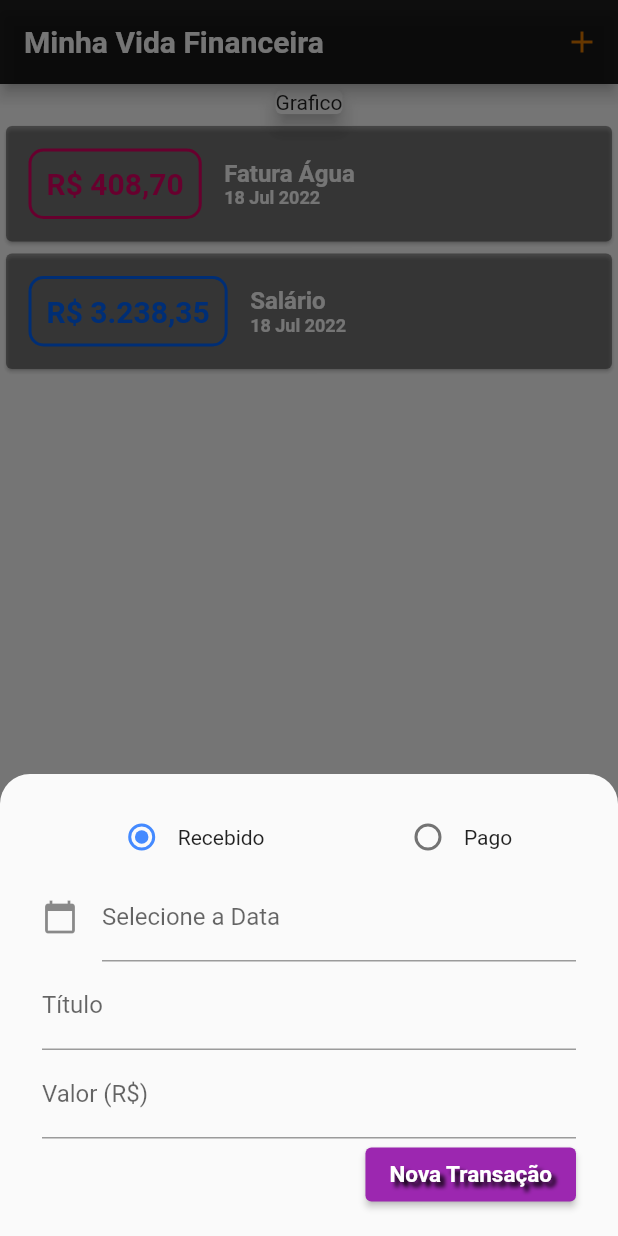
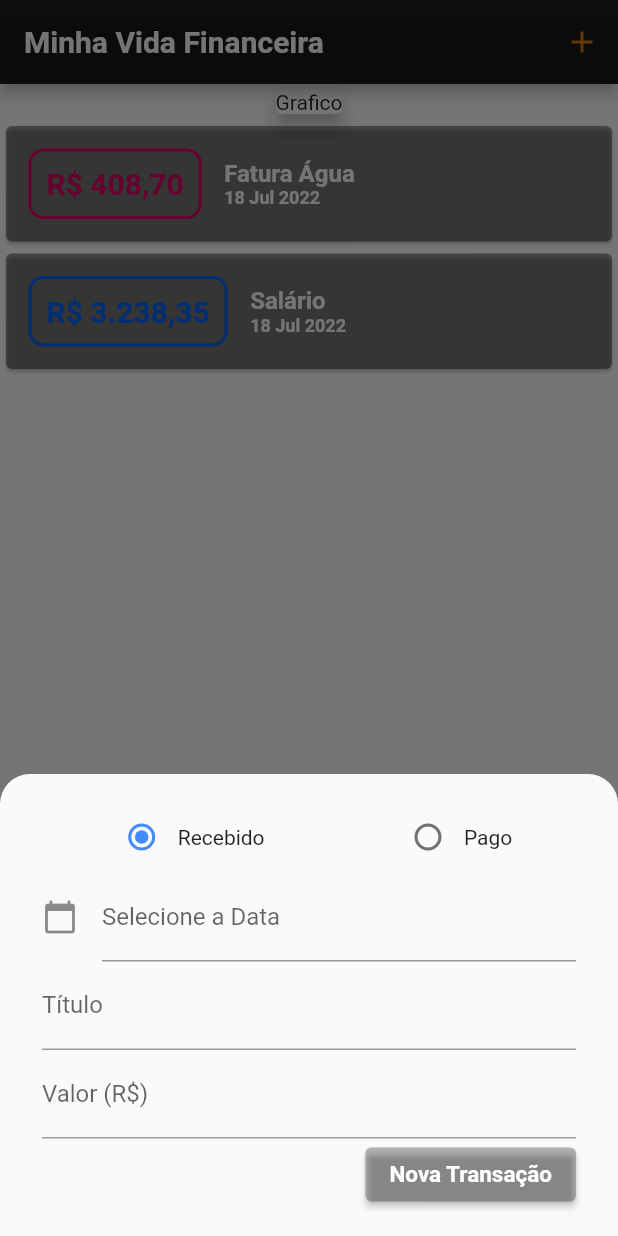
Before and after one commit to diegobagio/appvidafinanceira, a Flutter app: the screen it shows after launch, after a tap on the "add" icon, on a phone screen of 412 x 824 dp. Run offline on Flutter 3.47's test engine with Material 2 defaults, Android fonts, the phone set to English and light mode, and no system bars.

Commit message:
Ajustes no formulario

```diff
--- a/lib/components/transaction_form.dart
+++ b/lib/components/transaction_form.dart
@@ -116,18 +116,19 @@ class _TransactionFormState extends State<TransactionForm> {
                   onPressed: _submitForm,
                   style: ButtonStyle(
                       backgroundColor:
-                          MaterialStateProperty.all<Color>(Colors.purple)),
+                          MaterialStateProperty.all<Color>(Colors.black26)),
                   child: Text(
                     'Nova Transação',
                     style: TextStyle(
                         fontWeight: FontWeight.bold,
                         fontSize: 15,
-                        shadows: [
-                          Shadow(
-                              offset: Offset(3.0, 3.0),
-                              blurRadius: 3.0,
-                              color: Color.fromARGB(255, 0, 0, 0))
-                        ]),
+                        // shadows: [
+                        //   Shadow(
+                        //       offset: Offset(3.0, 3.0),
+                        //       blurRadius: 3.0,
+                        //       color: Color.fromARGB(255, 0, 0, 0))
+                        // ],
+                    ),
                   ),
                 ),
               ],
```
